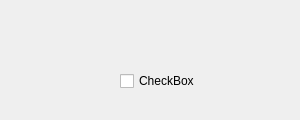
Before: the Qt Designer form message.ui in wxydejoy/MoneyProgress_win, drawn with Qt 5.
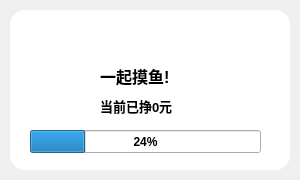
After: the same form once the commit is applied. Icons and pictures are not drawn.

The edit to the form file:
```diff
--- a/message.ui
+++ b/message.ui
@@ -7,24 +7,123 @@
     <x>0</x>
     <y>0</y>
     <width>300</width>
-    <height>120</height>
+    <height>180</height>
    </rect>
   </property>
+  <property name="font">
+   <font>
+    <family>Microsoft YaHei UI</family>
+    <bold>true</bold>
+   </font>
+  </property>
   <property name="windowTitle">
    <string>Form</string>
   </property>
-  <widget class="QCheckBox" name="checkBox">
+  <widget class="QWidget" name="centralwidget" native="true">
    <property name="geometry">
     <rect>
-     <x>120</x>
-     <y>70</y>
-     <width>82</width>
-     <height>22</height>
+     <x>0</x>
+     <y>0</y>
+     <width>291</width>
+     <height>171</height>
     </rect>
    </property>
-   <property name="text">
-    <string>CheckBox</string>
-   </property>
+   <widget class="QLabel" name="label">
+    <property name="geometry">
+     <rect>
+      <x>110</x>
+      <y>10</y>
+      <width>51</width>
+      <height>51</height>
+     </rect>
+    </property>
+    <property name="styleSheet">
+     <string notr="true">border-image: url(:/img/avatar.png);
+
+
+
+
+</string>
+    </property>
+    <property name="text">
+     <string/>
+    </property>
+   </widget>
+   <widget class="QLabel" name="labelTitle1">
+    <property name="geometry">
+     <rect>
+      <x>100</x>
+      <y>60</y>
+      <width>91</width>
+      <height>31</height>
+     </rect>
+    </property>
+    <property name="font">
+     <font>
+      <family>Microsoft YaHei UI</family>
+      <pointsize>12</pointsize>
+      <bold>true</bold>
+     </font>
+    </property>
+    <property name="text">
+     <string>一起摸鱼!</string>
+    </property>
+   </widget>
+   <widget class="QProgressBar" name="progressBar">
+    <property name="geometry">
+     <rect>
+      <x>30</x>
+      <y>130</y>
+      <width>231</width>
+      <height>23</height>
+     </rect>
+    </property>
+    <property name="value">
+     <number>24</number>
+    </property>
+   </widget>
+   <widget class="QLabel" name="label_2">
+    <property name="geometry">
+     <rect>
+      <x>10</x>
+      <y>10</y>
+      <width>280</width>
+      <height>160</height>
+     </rect>
+    </property>
+    <property name="styleSheet">
+     <string notr="true">background-color: rgb(255, 255, 255);
+border-radius:15px;</string>
+    </property>
+    <property name="text">
+     <string/>
+    </property>
+   </widget>
+   <widget class="QLabel" name="labelTitle1_2">
+    <property name="geometry">
+     <rect>
+      <x>100</x>
+      <y>90</y>
+      <width>111</width>
+      <height>31</height>
+     </rect>
+    </property>
+    <property name="font">
+     <font>
+      <family>Microsoft YaHei UI</family>
+      <pointsize>10</pointsize>
+      <bold>true</bold>
+     </font>
+    </property>
+    <property name="text">
+     <string>当前已挣0元</string>
+    </property>
+   </widget>
+   <zorder>label_2</zorder>
+   <zorder>label</zorder>
+   <zorder>labelTitle1</zorder>
+   <zorder>progressBar</zorder>
+   <zorder>labelTitle1_2</zorder>
   </widget>
  </widget>
  <resources/>
```
Left out of the diff: 2 changed lines with no effect on the pictures.
